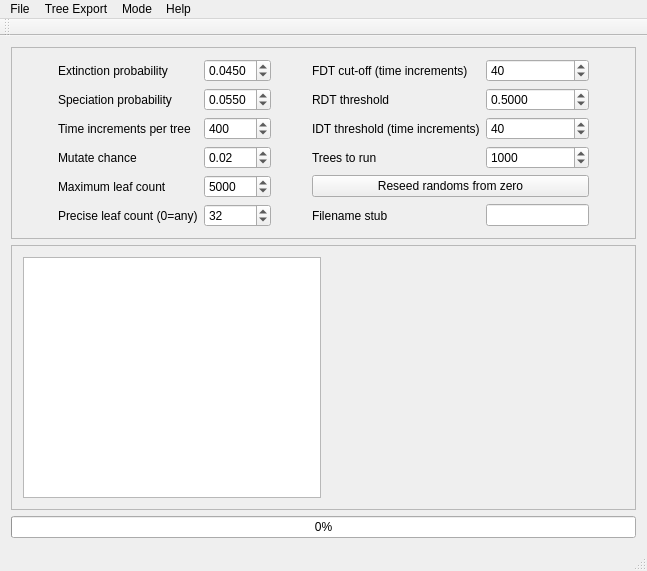
This is mainwindow.ui in palaeoware/MBL2017 as Qt 5 draws it before an edit. The edited form follows.
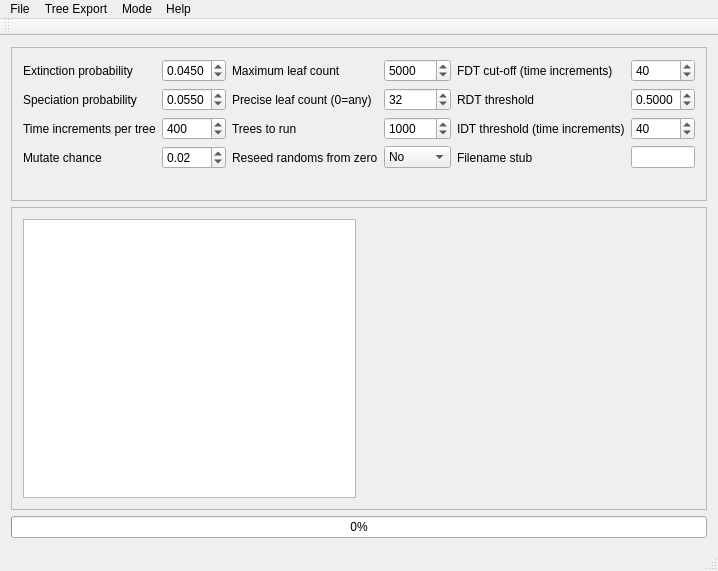
This is the edited form. Custom widgets are drawn as their Qt base class.

Commit message: Changed reseed from zero to combo box, improved GUI

What changed in the file:
```diff
--- a/mainwindow.ui
+++ b/mainwindow.ui
@@ -24,6 +24,13 @@
        <enum>QFrame::Raised</enum>
       </property>
       <layout class="QGridLayout" name="gridLayout">
+       <item row="0" column="8">
+        <widget class="QLabel" name="label_9">
+         <property name="text">
+          <string>FDT cut-off (time increments)</string>
+         </property>
+        </widget>
+       </item>
        <item row="0" column="1">
         <widget class="QLabel" name="label_2">
          <property name="text">
@@ -31,13 +38,6 @@
          </property>
         </widget>
        </item>
-       <item row="0" column="5">
-        <widget class="QLabel" name="label_9">
-         <property name="text">
-          <string>FDT cut-off (time increments)</string>
-         </property>
-        </widget>
-       </item>
        <item row="1" column="1">
         <widget class="QLabel" name="label_3">
          <property name="text">
@@ -45,33 +45,6 @@
          </property>
         </widget>
        </item>
-       <item row="1" column="5">
-        <widget class="QLabel" name="label_4">
-         <property name="text">
-          <string>RDT threshold</string>
-         </property>
-        </widget>
-       </item>
-       <item row="2" column="5">
-        <widget class="QLabel" name="label_5">
-         <property name="text">
-          <string>IDT threshold (time increments)</string>
-         </property>
-        </widget>
-       </item>
-       <item row="2" column="6">
-        <widget class="QSpinBox" name="threshold_idt">
-         <property name="minimum">
-          <number>1</number>
-         </property>
-         <property name="maximum">
-          <number>500</number>
-         </property>
-         <property name="value">
-          <number>40</number>
-         </property>
-        </widget>
-       </item>
        <item row="0" column="3">
         <widget class="QDoubleSpinBox" name="extinctchance">
          <property name="decimals">
@@ -108,48 +81,6 @@
          </property>
         </widget>
        </item>
-       <item row="4" column="3">
-        <widget class="QSpinBox" name="maxleaves">
-         <property name="minimum">
-          <number>1</number>
-         </property>
-         <property name="maximum">
-          <number>1000000</number>
-         </property>
-         <property name="value">
-          <number>5000</number>
-         </property>
-        </widget>
-       </item>
-       <item row="0" column="6">
-        <widget class="QSpinBox" name="threshold_abs">
-         <property name="minimum">
-          <number>1</number>
-         </property>
-         <property name="maximum">
-          <number>500</number>
-         </property>
-         <property name="value">
-          <number>40</number>
-         </property>
-        </widget>
-       </item>
-       <item row="1" column="6">
-        <widget class="QDoubleSpinBox" name="RDT_threshold">
-         <property name="decimals">
-          <number>4</number>
-         </property>
-         <property name="maximum">
-          <double>1.000000000000000</double>
-         </property>
-         <property name="singleStep">
-          <double>0.001000000000000</double>
-         </property>
-         <property name="value">
-          <double>0.500000000000000</double>
-         </property>
-        </widget>
-       </item>
        <item row="1" column="3">
         <widget class="QDoubleSpinBox" name="speciatechance">
          <property name="decimals">
@@ -166,33 +97,6 @@
          </property>
         </widget>
        </item>
-       <item row="5" column="3">
-        <widget class="QSpinBox" name="precise_leaf_count">
-         <property name="minimum">
-          <number>0</number>
-         </property>
-         <property name="maximum">
-          <number>5000</number>
-         </property>
-         <property name="value">
-          <number>32</number>
-         </property>
-        </widget>
-       </item>
-       <item row="4" column="1">
-        <widget class="QLabel" name="label_8">
-         <property name="text">
-          <string>Maximum leaf count</string>
-         </property>
-        </widget>
-       </item>
-       <item row="5" column="1">
-        <widget class="QLabel" name="label_11">
-         <property name="text">
-          <string>Precise leaf count (0=any)</string>
-         </property>
-        </widget>
-       </item>
        <item row="3" column="1">
         <widget class="QLabel" name="label_10">
          <property name="text">
@@ -213,36 +117,6 @@
          </property>
         </widget>
        </item>
-       <item row="5" column="5">
-        <widget class="QLabel" name="label_13">
-         <property name="text">
-          <string>Filename stub</string>
-         </property>
-        </widget>
-       </item>
-       <item row="5" column="6">
-        <widget class="QLineEdit" name="stub"/>
-       </item>
-       <item row="3" column="6">
-        <widget class="QSpinBox" name="generations">
-         <property name="minimum">
-          <number>1</number>
-         </property>
-         <property name="maximum">
-          <number>1000000</number>
-         </property>
-         <property name="value">
-          <number>1000</number>
-         </property>
-        </widget>
-       </item>
-       <item row="3" column="5">
-        <widget class="QLabel" name="label_7">
-         <property name="text">
-          <string>Trees to run</string>
-         </property>
-        </widget>
-       </item>
        <item row="3" column="0">
         <spacer name="horizontalSpacer">
          <property name="orientation">
@@ -256,19 +130,6 @@
          </property>
         </spacer>
        </item>
-       <item row="3" column="7">
-        <spacer name="horizontalSpacer_2">
-         <property name="orientation">
-          <enum>Qt::Horizontal</enum>
-         </property>
-         <property name="sizeHint" stdset="0">
-          <size>
-           <width>40</width>
-           <height>20</height>
-          </size>
-         </property>
-        </spacer>
-       </item>
        <item row="4" column="4">
         <spacer name="horizontalSpacer_3">
          <property name="orientation">
@@ -282,16 +143,179 @@
          </property>
         </spacer>
        </item>
-       <item row="4" column="5" colspan="2">
-        <widget class="QPushButton" name="reseed_randoms">
+       <item row="1" column="7">
+        <spacer name="horizontalSpacer_2">
+         <property name="orientation">
+          <enum>Qt::Horizontal</enum>
+         </property>
+         <property name="sizeHint" stdset="0">
+          <size>
+           <width>40</width>
+           <height>20</height>
+          </size>
+         </property>
+        </spacer>
+       </item>
+       <item row="3" column="8">
+        <widget class="QLabel" name="label_13">
+         <property name="text">
+          <string>Filename stub</string>
+         </property>
+        </widget>
+       </item>
+       <item row="0" column="5">
+        <widget class="QLabel" name="label_8">
+         <property name="text">
+          <string>Maximum leaf count</string>
+         </property>
+        </widget>
+       </item>
+       <item row="1" column="6">
+        <widget class="QSpinBox" name="precise_leaf_count">
+         <property name="minimum">
+          <number>0</number>
+         </property>
+         <property name="maximum">
+          <number>5000</number>
+         </property>
+         <property name="value">
+          <number>32</number>
+         </property>
+        </widget>
+       </item>
+       <item row="2" column="5">
+        <widget class="QLabel" name="label_7">
+         <property name="text">
+          <string>Trees to run</string>
+         </property>
+        </widget>
+       </item>
+       <item row="1" column="8">
+        <widget class="QLabel" name="label_4">
+         <property name="text">
+          <string>RDT threshold</string>
+         </property>
+        </widget>
+       </item>
+       <item row="3" column="9">
+        <widget class="QLineEdit" name="stub"/>
+       </item>
+       <item row="0" column="6">
+        <widget class="QSpinBox" name="maxleaves">
+         <property name="minimum">
+          <number>1</number>
+         </property>
+         <property name="maximum">
+          <number>1000000</number>
+         </property>
+         <property name="value">
+          <number>5000</number>
+         </property>
+        </widget>
+       </item>
+       <item row="0" column="9">
+        <widget class="QSpinBox" name="threshold_abs">
+         <property name="minimum">
+          <number>1</number>
+         </property>
+         <property name="maximum">
+          <number>500</number>
+         </property>
+         <property name="value">
+          <number>40</number>
+         </property>
+        </widget>
+       </item>
+       <item row="2" column="8">
+        <widget class="QLabel" name="label_5">
+         <property name="text">
+          <string>IDT threshold (time increments)</string>
+         </property>
+        </widget>
+       </item>
+       <item row="2" column="9">
+        <widget class="QSpinBox" name="threshold_idt">
+         <property name="minimum">
+          <number>1</number>
+         </property>
+         <property name="maximum">
+          <number>500</number>
+         </property>
+         <property name="value">
+          <number>40</number>
+         </property>
+        </widget>
+       </item>
+       <item row="3" column="5">
+        <widget class="QLabel" name="label">
          <property name="text">
           <string>Reseed randoms from zero</string>
          </property>
-         <property name="checkable">
-          <bool>true</bool>
+        </widget>
+       </item>
+       <item row="2" column="6">
+        <widget class="QSpinBox" name="generations">
+         <property name="minimum">
+          <number>1</number>
          </property>
+         <property name="maximum">
+          <number>1000000</number>
+         </property>
+         <property name="value">
+          <number>1000</number>
+         </property>
         </widget>
        </item>
+       <item row="1" column="5">
+        <widget class="QLabel" name="label_11">
+         <property name="text">
+          <string>Precise leaf count (0=any)</string>
+         </property>
+        </widget>
+       </item>
+       <item row="1" column="9">
+        <widget class="QDoubleSpinBox" name="RDT_threshold">
+         <property name="decimals">
+          <number>4</number>
+         </property>
+         <property name="maximum">
+          <double>1.000000000000000</double>
+         </property>
+         <property name="singleStep">
+          <double>0.001000000000000</double>
+         </property>
+         <property name="value">
+          <double>0.500000000000000</double>
+         </property>
+        </widget>
+       </item>
+       <item row="3" column="6">
+        <widget class="QComboBox" name="reseedComboBox">
+         <item>
+          <property name="text">
+           <string>No</string>
+          </property>
+         </item>
+         <item>
+          <property name="text">
+           <string>Yes</string>
+          </property>
+         </item>
+        </widget>
+       </item>
+       <item row="2" column="10">
+        <spacer name="horizontalSpacer_4">
+         <property name="orientation">
+          <enum>Qt::Horizontal</enum>
+         </property>
+         <property name="sizeHint" stdset="0">
+          <size>
+           <width>40</width>
+           <height>20</height>
+          </size>
+         </property>
+        </spacer>
+       </item>
       </layout>
      </widget>
     </item>
```
The commit also changes 2 other files.
